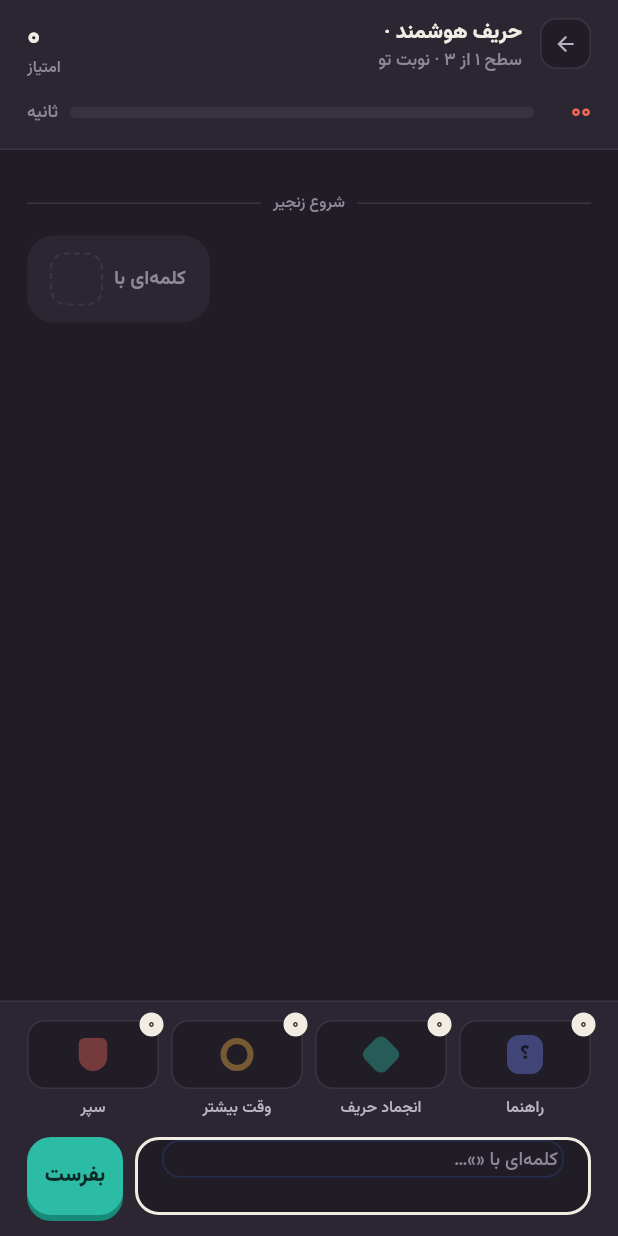
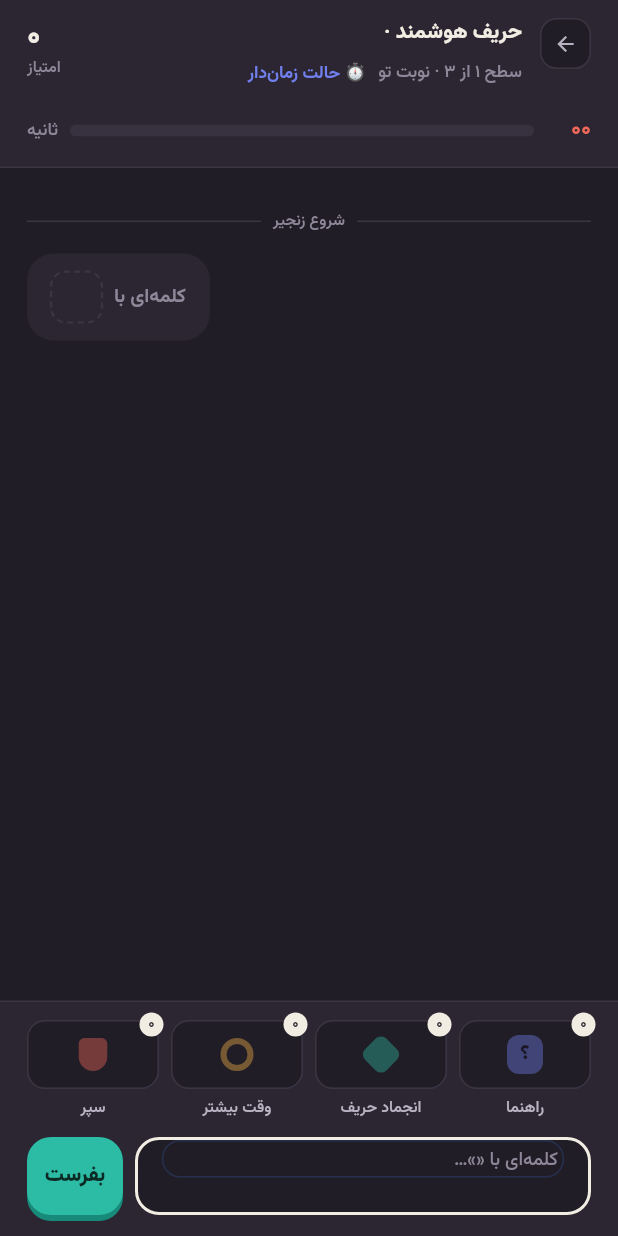
Before and after one commit to amirabbasataei/snap-word, a Flutter app: the ZPlayActiveScreen screen opened directly with empty values, on a phone screen of 412 x 824 dp. Run offline on Flutter 3.47's test engine with Material 3 defaults, Android fonts, the phone set to English and light mode, and no system bars; our stand-ins replace dio, drift, drift_flutter, equatable, firebase_core, firebase_messaging and 7 more; accounts and stored records are empty; generated files the repository leaves out were written again; statements that could not run were skipped.

Commit message:
pre-stage-4: restore Time Attack vs AI, add Jalali calendar
- ZPlayActiveScreen gains the same inline زمان‌دار/کلاسیک mode-switch
  toggle as ZSolo, restoring a UI path to Time Attack vs AI that an
  earlier bug fix regressed away. Both toggles get a larger tap target
  (Padding + HitTestBehavior.opaque).
- Daily Challenge header now shows a real Jalali date (shamsi_date)
  instead of Gregorian day/month.

Co-Authored-By: Claude Sonnet 5 <noreply@anthropic.com>
Claude-Session: https://claude.ai/code/session_01TFChBAuwzaj7WL4LyjyDVa

```diff
--- a/client/lib/features/game/view/z_play_screen.dart
+++ b/client/lib/features/game/view/z_play_screen.dart
@@ -1,5 +1,6 @@
 import 'package:flutter/material.dart';
 import 'package:flutter_bloc/flutter_bloc.dart';
+import 'package:go_router/go_router.dart';
 import 'package:wordchain/core/theme/app_elevation.dart';
 import 'package:wordchain/core/theme/app_spacing.dart';
 import 'package:wordchain/core/theme/app_tokens.dart';
@@ -8,6 +9,7 @@ import 'package:wordchain/core/utils/persian_digits.dart';
 import 'package:wordchain/core/widgets/letter_tile.dart';
 import 'package:wordchain/features/game/bloc/game_bloc.dart';
 import 'package:wordchain/features/game/data/game_constants.dart';
+import 'package:wordchain/features/game/view/game_screen.dart';
 import 'package:wordchain/features/game/view/widgets/z_game_shared.dart';
 
 const _accentCycle = [ZAccent.indigo, ZAccent.teal, ZAccent.amber, ZAccent.coral];
@@ -22,22 +24,85 @@ const _difficultyTiers = {'ai_easy': 1, 'ai_medium': 2, 'ai_hard': 3};
 
 /// ZPlay — vs-AI active-game screen: chat-bubble chain renderer (opponent
 /// on the "start" side, you inverted on the "end" side), no lives (design
-/// only shows lives for true solo — see REDESIGN_PLAN.md §1).
-class ZPlayActiveScreen extends StatelessWidget {
+/// only shows lives for true solo — see REDESIGN_PLAN.md §1). Carries the
+/// same inline زمان‌دار/کلاسیک mode-switch toggle as ZSolo (see
+/// REDESIGN_PLAN.md's VS-AI entry-flow note) so Time Attack vs AI stays
+/// reachable without a pre-game picker sheet.
+class ZPlayActiveScreen extends StatefulWidget {
   final GameActive state;
 
   const ZPlayActiveScreen({super.key, required this.state});
 
   @override
+  State<ZPlayActiveScreen> createState() => _ZPlayActiveScreenState();
+}
+
+class _ZPlayActiveScreenState extends State<ZPlayActiveScreen> {
+  void _switchMode(BuildContext context, String targetMode) {
+    final args = GameRouteArgs(mode: targetMode, opponentType: widget.state.opponentType);
+    if (widget.state.wordChain.isEmpty) {
+      context.pushReplacement('/game', extra: args);
+      return;
+    }
+
+    final z = context.z;
+    showDialog<void>(
+      context: context,
+      builder: (dialogContext) => Dialog(
+        backgroundColor: z.surface,
+        shape: RoundedRectangleBorder(borderRadius: BorderRadius.circular(ZRadius.cardMax)),
+        child: Padding(
+          padding: const EdgeInsets.all(ZSpacing.xl),
+          child: Column(
+            mainAxisSize: MainAxisSize.min,
+            crossAxisAlignment: CrossAxisAlignment.stretch,
+            children: [
+              Text(
+                targetMode == 'time_attack' ? 'شروع دوباره در حالت زمان‌دار؟' : 'شروع دوباره در حالت کلاسیک؟',
+                style: ZTypography.screenTitle.copyWith(color: z.ink, fontSize: 17),
+              ),
+              const SizedBox(height: ZSpacing.sm),
+              Text('پیشرفت این بازی از دست می‌رود.',
+                  style: ZTypography.body.copyWith(color: z.ink60)),
+              const SizedBox(height: ZSpacing.xl),
+              Row(
+                children: [
+                  Expanded(
+                    child: OutlinedButton(
+                      onPressed: () => Navigator.pop(dialogContext),
+                      child: const Text('انصراف'),
+                    ),
+                  ),
+                  const SizedBox(width: ZSpacing.md),
+                  Expanded(
+                    child: FilledButton(
+                      onPressed: () {
+                        Navigator.pop(dialogContext);
+                        context.pushReplacement('/game', extra: args);
+                      },
+                      child: const Text('شروع دوباره'),
+                    ),
+                  ),
+                ],
+              ),
+            ],
+          ),
+        ),
+      ),
+    );
+  }
+
+  @override
   Widget build(BuildContext context) {
     final z = context.z;
+    final state = widget.state;
 
     return Scaffold(
       backgroundColor: z.paper,
       body: SafeArea(
         child: Column(
           children: [
-            _Header(state: state),
+            _Header(state: state, onSwitchMode: (mode) => _switchMode(context, mode)),
             Expanded(child: _BubbleChain(state: state)),
             _Footer(state: state),
           ],
@@ -49,14 +114,16 @@ class ZPlayActiveScreen extends StatelessWidget {
 
 class _Header extends StatelessWidget {
   final GameActive state;
+  final void Function(String targetMode) onSwitchMode;
 
-  const _Header({required this.state});
+  const _Header({required this.state, required this.onSwitchMode});
 
   @override
   Widget build(BuildContext context) {
     final z = context.z;
     final difficulty = _difficultyLabels[state.opponentType] ?? '';
     final tier = _difficultyTiers[state.opponentType] ?? 1;
+    final isTimeAttack = state.mode == 'time_attack';
 
     return Container(
       padding: const EdgeInsets.fromLTRB(
@@ -79,9 +146,32 @@ class _Header extends StatelessWidget {
                     Text('حریف هوشمند · $difficulty',
                         style: ZTypography.cardTitle.copyWith(color: z.ink, fontSize: 14)),
                     const SizedBox(height: 2),
-                    Text(
-                      'سطح ${toPersianDigits(tier)} از ۳ · ${state.isMyTurn ? 'نوبت تو' : 'نوبت حریف'}',
-                      style: ZTypography.metaLabel.copyWith(color: z.ink40, fontSize: 11.5),
+                    Row(
+                      children: [
+                        Flexible(
+                          child: Text(
+                            'سطح ${toPersianDigits(tier)} از ۳ · ${state.isMyTurn ? 'نوبت تو' : 'نوبت حریف'}',
+                            style: ZTypography.metaLabel.copyWith(color: z.ink40, fontSize: 11.5),
+                            overflow: TextOverflow.ellipsis,
+                          ),
+                        ),
+                        const SizedBox(width: ZSpacing.sm),
+                        GestureDetector(
+                          behavior: HitTestBehavior.opaque,
+                          onTap: () => onSwitchMode(isTimeAttack ? 'classic' : 'time_attack'),
+                          child: Padding(
+                            padding: const EdgeInsets.symmetric(vertical: ZSpacing.sm),
+                            child: Text(
+                              isTimeAttack ? '🎯 حالت کلاسیک' : '⏱ حالت زمان‌دار',
+                              style: ZTypography.metaLabel.copyWith(
+                                color: z.indigo,
+                                fontSize: 11.5,
+                                fontWeight: FontWeight.w700,
+                              ),
+                            ),
+                          ),
+                        ),
+                      ],
                     ),
                   ],
                 ),
--- a/client/lib/features/game/view/z_solo_screen.dart
+++ b/client/lib/features/game/view/z_solo_screen.dart
@@ -182,13 +182,17 @@ class _Header extends StatelessWidget {
                           ),
                           const SizedBox(width: ZSpacing.sm),
                           GestureDetector(
+                            behavior: HitTestBehavior.opaque,
                             onTap: () => onSwitchMode(isTimeAttack ? 'classic' : 'time_attack'),
+                            child: Padding(
+                              padding: const EdgeInsets.symmetric(vertical: ZSpacing.sm),
                               child: Text(
                                 isTimeAttack ? '🎯 حالت کلاسیک' : '⏱ حالت زمان‌دار',
                                 style: ZTypography.metaLabel.copyWith(
                                   color: z.indigo,
                                   fontSize: 11.5,
                                   fontWeight: FontWeight.w700,
+                                ),
                               ),
                             ),
                           ),
--- a/client/pubspec.yaml
+++ b/client/pubspec.yaml
@@ -37,6 +37,7 @@ dependencies:
   logger: ^2.5.0
   connectivity_plus: ^6.1.4
   share_plus: ^10.1.4
+  shamsi_date: ^1.1.1
 
 dev_dependencies:
   flutter_test:
```
Also changed, not shown: client/lib/features/daily/view/daily_screen.dart (+7 -8 lines), client/pubspec.lock. Lines whose indentation alone changed are shown as unchanged.
